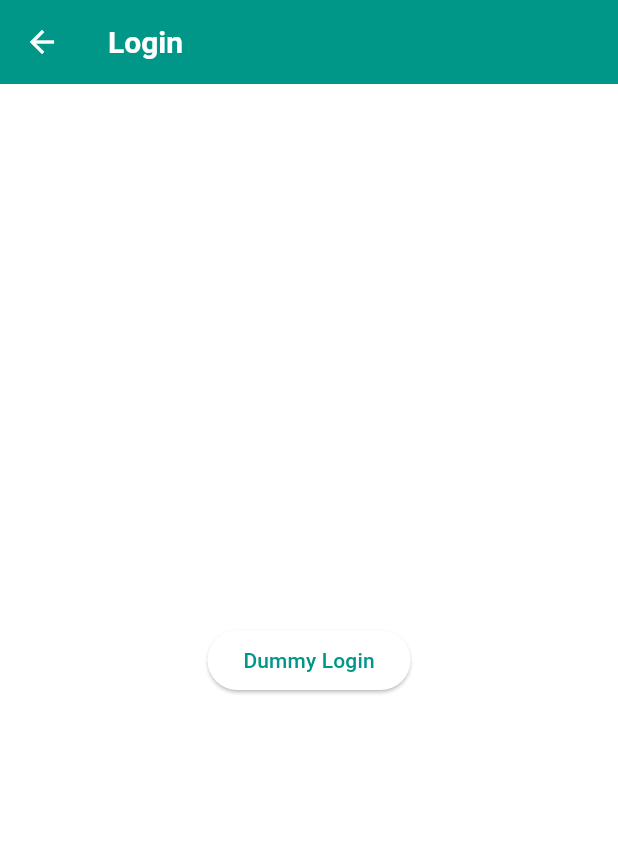
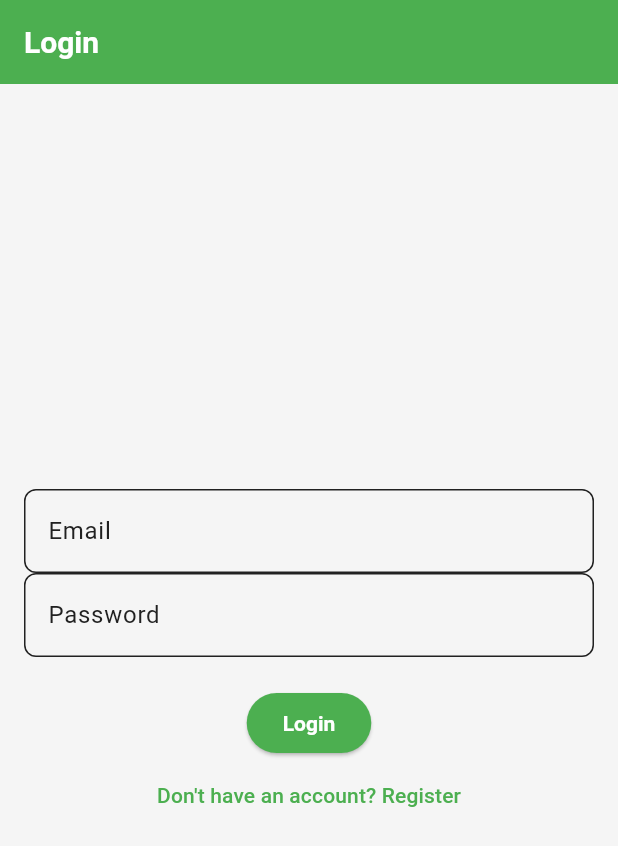
Before and after one commit to kenjinezumi/Herd, a Flutter app: the LoginScreen screen opened directly, on a phone screen of 412 x 824 dp. Shown: the top 846 px of the screen. Run offline on Flutter 3.47's test engine with Material 3 defaults, Android fonts, the phone set to English and light mode, and no system bars; our stand-ins replace hive, hive_flutter; missing offline and left inert: swipeable_stack; accounts and stored records are empty; generated files the repository leaves out were written again.

Commit message:
Change theme

```diff
--- a/lib/screens/login_screen.dart
+++ b/lib/screens/login_screen.dart
@@ -1,20 +1,57 @@
 import 'package:flutter/material.dart';
+import 'package:hive/hive.dart';
+import '../models/user.dart';
+import '../models/event.dart';
+import '../models/group.dart';
+
+import '../repositories/user_repository.dart';
 
 class LoginScreen extends StatelessWidget {
   const LoginScreen({Key? key}) : super(key: key);
 
   @override
   Widget build(BuildContext context) {
+    final userBox = Hive.box<User>('users');
+    final userRepository = UserRepository(userBox, Hive.box<Event>('events'), Hive.box<Group>('groups'));
+
+    final TextEditingController emailController = TextEditingController();
+    final TextEditingController passwordController = TextEditingController();
+
     return Scaffold(
-      appBar: AppBar(
-        title: const Text('Login'),
-      ),
-      body: Center(
-        child: ElevatedButton(
-          onPressed: () {
-            Navigator.of(context).pushReplacementNamed('/interests');
-          },
-          child: const Text('Dummy Login'),
+      appBar: AppBar(title: const Text('Login')),
+      body: Padding(
+        padding: const EdgeInsets.all(16.0),
+        child: Column(
+          mainAxisAlignment: MainAxisAlignment.center,
+          children: [
+            TextField(
+              controller: emailController,
+              decoration: const InputDecoration(labelText: 'Email'),
+            ),
+            TextField(
+              controller: passwordController,
+              decoration: const InputDecoration(labelText: 'Password'),
+              obscureText: true,
+            ),
+            const SizedBox(height: 20),
+            ElevatedButton(
+              onPressed: () async {
+                final user = await userRepository.login(emailController.text, passwordController.text);
+                if (user != null) {
+                  Navigator.pushReplacementNamed(context, '/home');
+                } else {
+                  ScaffoldMessenger.of(context).showSnackBar(const SnackBar(content: Text('Login failed')));
+                }
+              },
+              child: const Text('Login'),
+            ),
+            TextButton(
+              onPressed: () {
+                Navigator.pushReplacementNamed(context, '/register');
+              },
+              child: const Text('Don\'t have an account? Register'),
+            ),
+          ],
         ),
       ),
     );
--- a/lib/screens/main_screen.dart
+++ b/lib/screens/main_screen.dart
@@ -39,9 +39,7 @@ class _MainScreenState extends State<MainScreen> {
   @override
   Widget build(BuildContext context) {
     return Scaffold(
-      appBar: AppBar(
 
-      ),
       body: _screens[_currentIndex],
       bottomNavigationBar: BottomNavigationBar(
         currentIndex: _currentIndex,
--- a/lib/theme/app_theme.dart
+++ b/lib/theme/app_theme.dart
@@ -2,11 +2,11 @@ import 'package:flutter/material.dart';
 
 class AppTheme {
   // Define your custom colors
-  static const Color primaryColor = Color(0xFF009688);
-  static const Color secondaryColor = Color(0xFFFF5722);
-  static const Color lightPrimaryColor = Color(0xFFB2DFDB);
-  static const Color darkPrimaryColor = Color(0xFF00796B);
-  static const Color backgroundColor = Color(0xFFFFFFFF);
+  static const Color primaryColor = Color(0xFF4CAF50);
+  static const Color secondaryColor = Color(0xFFFFC107);
+  static const Color lightPrimaryColor = Color(0xFF81C784);
+  static const Color darkPrimaryColor = Color(0xFF388E3C);
+  static const Color backgroundColor = Color(0xFFF5F5F5);
   static const Color darkBackgroundColor = Color(0xFF303030);
   static const Color textColor = Color(0xFF212121);
   static const Color darkTextColor = Color(0xFFFFFFFF);
@@ -37,15 +37,37 @@ class AppTheme {
       buttonColor: primaryColor,
       textTheme: ButtonTextTheme.primary,
     ),
-    colorScheme: ColorScheme.light(
+    bottomNavigationBarTheme: const BottomNavigationBarThemeData(
+      backgroundColor: backgroundColor,
+      selectedItemColor: primaryColor,
+      unselectedItemColor: Colors.grey,
+    ),
+    colorScheme: const ColorScheme.light(
       primary: primaryColor,
       secondary: secondaryColor,
       background: backgroundColor,
       onPrimary: Colors.white,
-      onSecondary: Colors.white,
+      onSecondary: Colors.black,
       onBackground: textColor,
-      surface: backgroundColor,
+      surface: Colors.white,
       onSurface: textColor,
+    ),
+    floatingActionButtonTheme: const FloatingActionButtonThemeData(
+      backgroundColor: primaryColor,
+    ),
+    elevatedButtonTheme: ElevatedButtonThemeData(
+      style: ElevatedButton.styleFrom(
+        foregroundColor: Colors.white, backgroundColor: primaryColor,
+        textStyle: const TextStyle(fontWeight: FontWeight.bold),
+      ),
+    ),
+    inputDecorationTheme: InputDecorationTheme(
+      border: OutlineInputBorder(
+        borderRadius: BorderRadius.circular(8.0),
+      ),
+      focusedBorder: OutlineInputBorder(
+        borderSide: BorderSide(color: primaryColor),
+      ),
     ),
   );
 
@@ -75,15 +97,37 @@ class AppTheme {
       buttonColor: darkPrimaryColor,
       textTheme: ButtonTextTheme.primary,
     ),
-    colorScheme: ColorScheme.dark(
+    bottomNavigationBarTheme: const BottomNavigationBarThemeData(
+      backgroundColor: darkBackgroundColor,
+      selectedItemColor: darkPrimaryColor,
+      unselectedItemColor: Colors.grey,
+    ),
+    colorScheme: const ColorScheme.dark(
       primary: darkPrimaryColor,
       secondary: secondaryColor,
       background: darkBackgroundColor,
       onPrimary: Colors.white,
-      onSecondary: Colors.white,
+      onSecondary: Colors.black,
       onBackground: darkTextColor,
       surface: darkBackgroundColor,
       onSurface: darkTextColor,
     ),
+    floatingActionButtonTheme: const FloatingActionButtonThemeData(
+      backgroundColor: darkPrimaryColor,
+    ),
+    elevatedButtonTheme: ElevatedButtonThemeData(
+      style: ElevatedButton.styleFrom(
+        foregroundColor: Colors.white, backgroundColor: darkPrimaryColor,
+        textStyle: const TextStyle(fontWeight: FontWeight.bold),
+      ),
+    ),
+    inputDecorationTheme: InputDecorationTheme(
+      border: OutlineInputBorder(
+        borderRadius: BorderRadius.circular(8.0),
+      ),
+      focusedBorder: OutlineInputBorder(
+        borderSide: BorderSide(color: darkPrimaryColor),
+      ),
+    ),
   );
 }
--- a/pubspec.yaml
+++ b/pubspec.yaml
@@ -24,6 +24,7 @@ dependencies:
   json_annotation: ^4.8.1
   hive: ^2.2.3
   hive_flutter: ^1.1.0
+  collection: ^1.16.0  # Add this line
 
 dev_dependencies:
   flutter_test:
```
Also changed, not shown: lib/main.dart (+17 -33 lines), lib/repositories/user_repository.dart (+14 -39 lines), lib/screens/profile_screen.dart (+4 -6 lines), lib/screens/register_screen.dart (added, +78 -0 lines), pubspec.lock.
